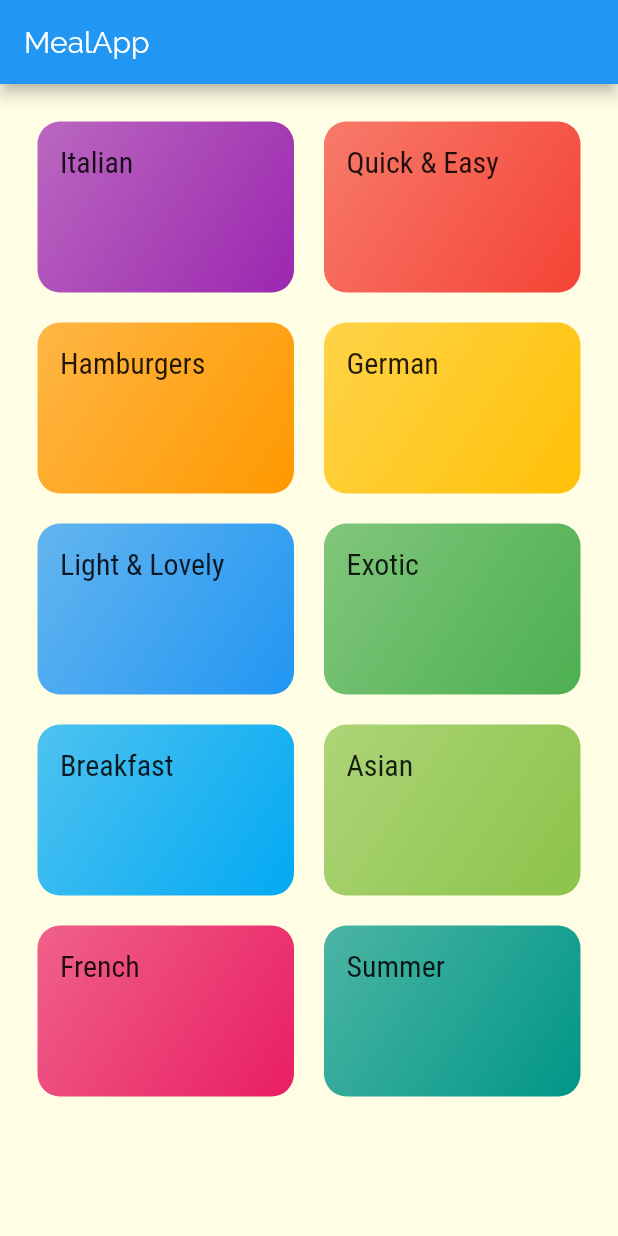
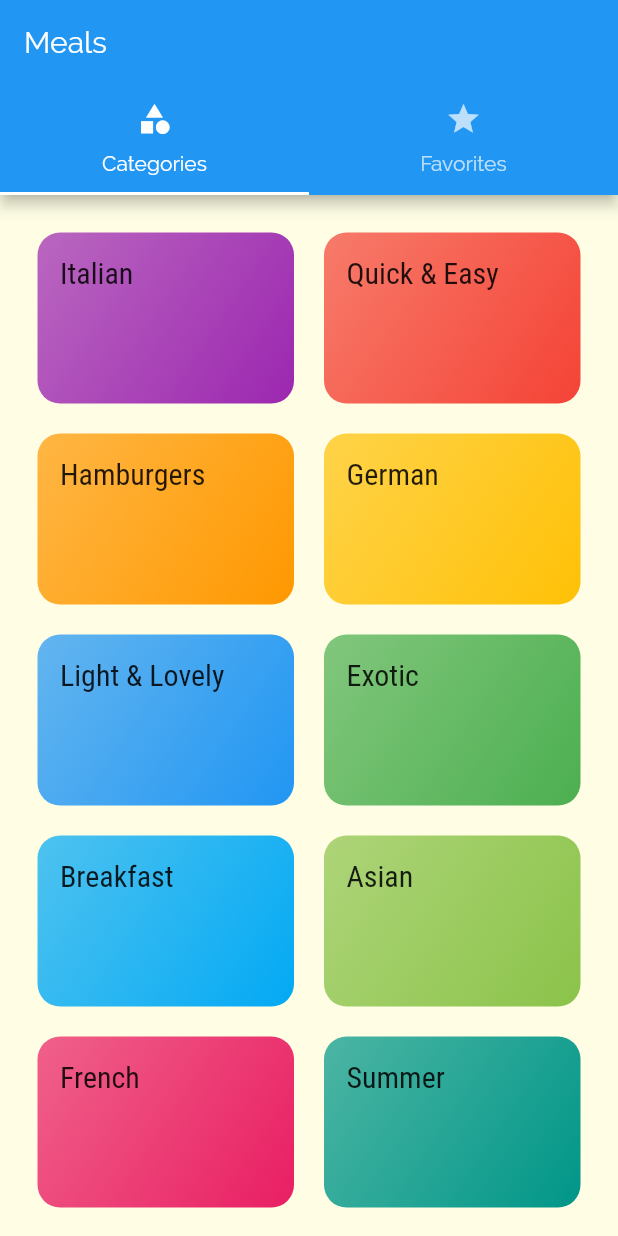
Before and after one commit to BLKKKBVSIK/FlutterTraining-MealApp, a Flutter app: the screen it shows after launch, on a phone screen of 412 x 824 dp. Run offline on Flutter 3.47's test engine with Material 2 defaults, Android fonts, the phone set to English and light mode, and no system bars.

Commit message:
introducing tabbar

```diff
--- a/lib/main.dart
+++ b/lib/main.dart
@@ -2,6 +2,7 @@ import 'package:flutter/material.dart';
 import 'package:meal_app/screens/categories_screen.dart';
 import 'package:meal_app/screens/category_meals_screen.dart';
 import 'package:meal_app/screens/meal_detail_screen.dart';
+import 'package:meal_app/screens/tabs_screen.dart';
 
 void main() => runApp(MyApp());
 
@@ -21,7 +22,7 @@ class MyApp extends StatelessWidget {
                 fontSize: 20,
                 fontFamily: 'RobotoCondensed',
               ))),
-      home: CategorieScreen(),
+      home: TabsScreen(),
       routes: {
         CategoryMealsScreen.routeName: (ctx) => CategoryMealsScreen(),
         MealDetailScreen.routeName: (ctx) => MealDetailScreen(),
--- a/lib/screens/categories_screen.dart
+++ b/lib/screens/categories_screen.dart
@@ -5,11 +5,7 @@ import 'package:meal_app/dummy_data.dart';
 class CategorieScreen extends StatelessWidget {
   @override
   Widget build(BuildContext context) {
-    return Scaffold(
-      appBar: AppBar(
-        title: const Text("MealApp"),
-      ),
-      body: GridView(
+    return GridView(
         padding: const EdgeInsets.all(25),
         children: DUMMY_CATEGORIES
             .map((catData) => CategoryItem(catData.id, catData.title, catData.color))
@@ -20,7 +16,6 @@ class CategorieScreen extends StatelessWidget {
           crossAxisSpacing: 20,
           mainAxisSpacing: 20,
         ),
-      ),
-    );
+      );
   }
 }
--- /dev/null
+++ b/lib/screens/favorites_screen.dart
@@ -0,0 +1,10 @@
+import 'package:flutter/material.dart';
+
+class FavoritesScreen extends StatelessWidget {
+  @override
+  Widget build(BuildContext context) {
+    return Center(
+      child: Text('Your favorites meal'),
+    );
+  }
+}
--- /dev/null
+++ b/lib/screens/tabs_screen.dart
@@ -0,0 +1,30 @@
+import 'package:flutter/material.dart';
+import 'package:meal_app/screens/categories_screen.dart';
+import 'package:meal_app/screens/favorites_screen.dart';
+
+class TabsScreen extends StatefulWidget {
+  @override
+  _TabsScreenState createState() => _TabsScreenState();
+}
+
+class _TabsScreenState extends State<TabsScreen> {
+  @override
+  Widget build(BuildContext context) {
+    return DefaultTabController(
+      initialIndex: 0,
+      child: Scaffold(
+        appBar: AppBar(
+          title: Text('Meals'),
+          bottom: TabBar(tabs: <Widget>[
+            Tab(icon: Icon(Icons.category), text: 'Categories',),
+            Tab(icon: Icon(Icons.star), text: 'Favorites',),
+          ],),
+        ),
+        body: TabBarView(children: <Widget>[
+          CategorieScreen(), FavoritesScreen()
+        ],),
+      ),
+      length: 2,
+    );
+  }
+}
```
